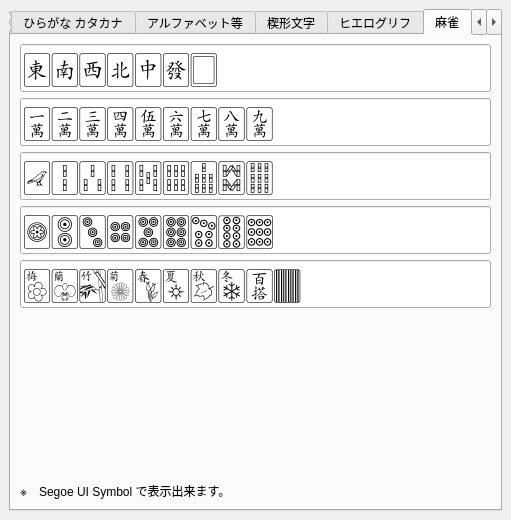
nakano000/Resolve_Script, file library/python/rs/tool/characters/characters.ui: the form before one commit.
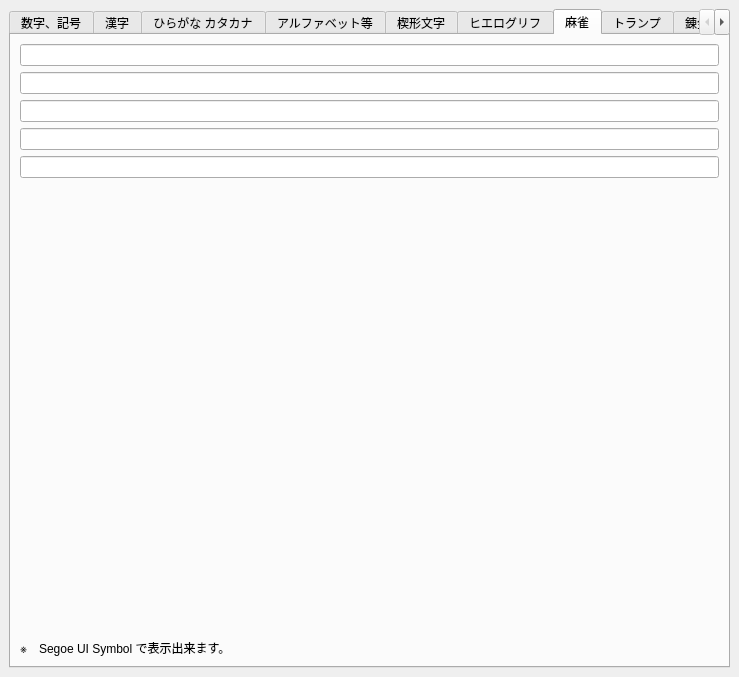
The form after the commit. The open tabs and pages were chosen to show the change.

The edit to the form file:
```diff
--- a/library/python/rs/tool/characters/characters.ui
+++ b/library/python/rs/tool/characters/characters.ui
@@ -6,8 +6,8 @@
    <rect>
     <x>0</x>
     <y>0</y>
-    <width>511</width>
-    <height>518</height>
+    <width>739</width>
+    <height>677</height>
    </rect>
   </property>
   <property name="windowTitle">
@@ -887,21 +887,9 @@
        </attribute>
        <layout class="QVBoxLayout" name="verticalLayout_11">
         <item>
-         <widget class="QLineEdit" name="lineEdit_43">
-          <property name="font">
-           <font>
-            <family>MS UI Gothic</family>
-            <pointsize>26</pointsize>
-            <weight>50</weight>
-            <italic>false</italic>
-            <bold>false</bold>
-           </font>
-          </property>
-          <property name="styleSheet">
-           <string notr="true">font: 26pt &quot;MS UI Gothic&quot;;</string>
-          </property>
+         <widget class="QLineEdit" name="ma01LineEdit">
           <property name="text">
-           <string>🀀🀁🀂🀃🀄🀅🀆</string>
+           <string/>
           </property>
           <property name="readOnly">
            <bool>true</bool>
@@ -909,21 +897,9 @@
          </widget>
         </item>
         <item>
-         <widget class="QLineEdit" name="lineEdit_34">
-          <property name="font">
-           <font>
-            <family>MS UI Gothic</family>
-            <pointsize>26</pointsize>
-            <weight>50</weight>
-            <italic>false</italic>
-            <bold>false</bold>
-           </font>
-          </property>
-          <property name="styleSheet">
-           <string notr="true">font: 26pt &quot;MS UI Gothic&quot;;</string>
-          </property>
+         <widget class="QLineEdit" name="ma02LineEdit">
           <property name="text">
-           <string>🀇🀈🀉🀊🀋🀌🀍🀎🀏</string>
+           <string/>
           </property>
           <property name="readOnly">
            <bool>true</bool>
@@ -931,21 +907,9 @@
          </widget>
         </item>
         <item>
-         <widget class="QLineEdit" name="lineEdit_35">
-          <property name="font">
-           <font>
-            <family>MS UI Gothic</family>
-            <pointsize>26</pointsize>
-            <weight>50</weight>
-            <italic>false</italic>
-            <bold>false</bold>
-           </font>
-          </property>
-          <property name="styleSheet">
-           <string notr="true">font: 26pt &quot;MS UI Gothic&quot;;</string>
-          </property>
+         <widget class="QLineEdit" name="ma03LineEdit">
           <property name="text">
-           <string>🀐🀑🀒🀓🀔🀕🀖🀗🀘</string>
+           <string/>
           </property>
           <property name="readOnly">
            <bool>true</bool>
@@ -953,21 +917,9 @@
          </widget>
         </item>
         <item>
-         <widget class="QLineEdit" name="lineEdit_36">
-          <property name="font">
-           <font>
-            <family>MS UI Gothic</family>
-            <pointsize>26</pointsize>
-            <weight>50</weight>
-            <italic>false</italic>
-            <bold>false</bold>
-           </font>
-          </property>
-          <property name="styleSheet">
-           <string notr="true">font: 26pt &quot;MS UI Gothic&quot;;</string>
-          </property>
+         <widget class="QLineEdit" name="ma04LineEdit">
           <property name="text">
-           <string>🀙🀚🀛🀜🀝🀞🀟🀠🀡</string>
+           <string/>
           </property>
           <property name="readOnly">
            <bool>true</bool>
@@ -975,21 +927,9 @@
          </widget>
         </item>
         <item>
-         <widget class="QLineEdit" name="lineEdit_37">
-          <property name="font">
-           <font>
-            <family>MS UI Gothic</family>
-            <pointsize>26</pointsize>
-            <weight>50</weight>
-            <italic>false</italic>
-            <bold>false</bold>
-           </font>
-          </property>
-          <property name="styleSheet">
-           <string notr="true">font: 26pt &quot;MS UI Gothic&quot;;</string>
-          </property>
+         <widget class="QLineEdit" name="ma05LineEdit">
           <property name="text">
-           <string>🀢🀣🀤🀥🀦🀧🀨🀩🀪🀫</string>
+           <string/>
           </property>
           <property name="readOnly">
            <bool>true</bool>
```
Left out of the diff: 252 changed lines with no effect on the pictures.
